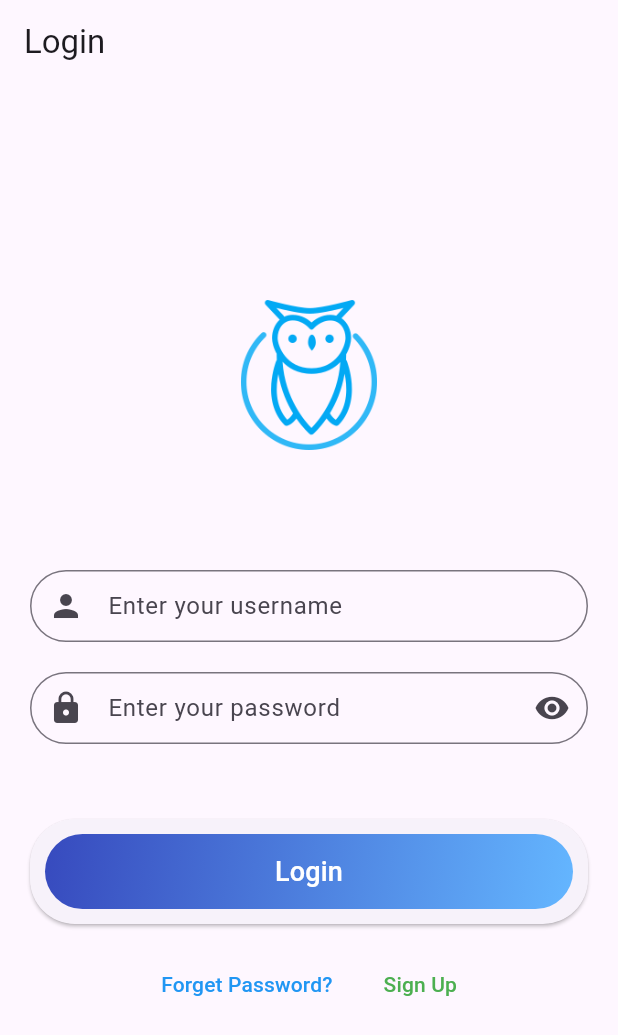
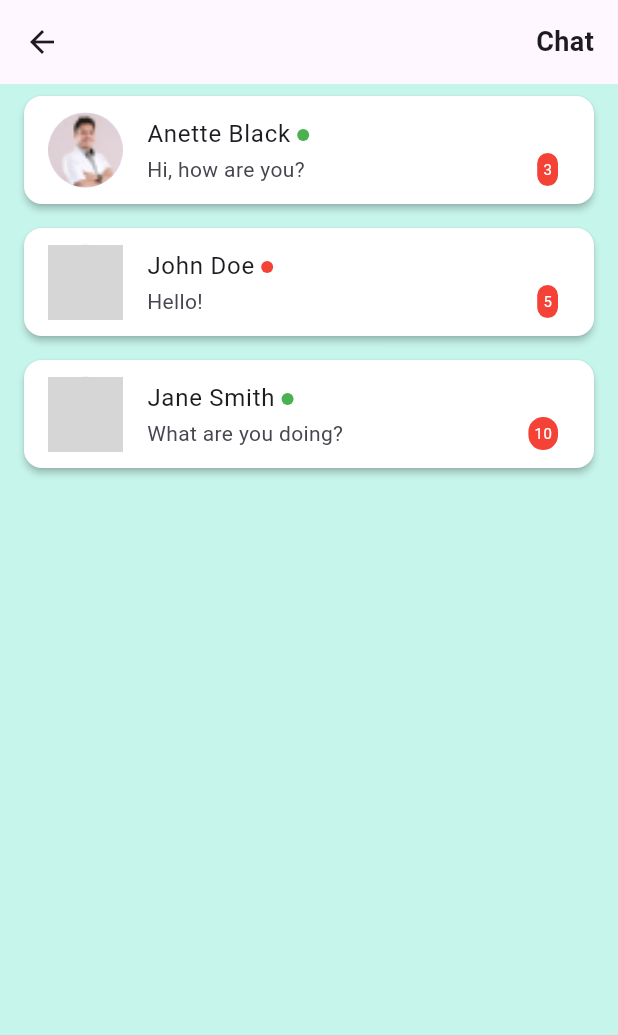
Before and after one commit to AhmadArifff/TranquilApp, a Flutter app: the screen it shows after launch, on a phone screen of 412 x 824 dp. Shown: the top 1035 px of the screen. Run offline on Flutter 3.47's test engine with Material 3 defaults, Android fonts, the phone set to English and light mode, and no system bars; our stand-ins replace carousel_slider; grey boxes are pictures that could not be loaded.

Commit message:
chatlistscreen & chatscreen

```diff
--- a/lib/main.dart
+++ b/lib/main.dart
@@ -2,6 +2,8 @@ import 'package:flutter/material.dart';
 import 'package:provider/provider.dart';
 import 'package:TranquilApp/screens/login_screen.dart';
 import 'package:TranquilApp/screens/sidebar.dart';
+import 'package:TranquilApp/screens/chat_screen.dart';
+import 'package:TranquilApp/screens/chatlist_screen.dart';
 // import 'package:TranquilApp/screens/test_screen.dart';
 
 void main() {
@@ -20,9 +22,10 @@ class MyApp extends StatelessWidget {
   @override
   Widget build(BuildContext context) {
     return MaterialApp(
+      debugShowCheckedModeBanner: false,
       title: 'Your App Title',
-      home: LoginScreen(),
-      // home: DashboardScreen(),
+      // home: LoginScreen(),
+      home: ChatListScreen(),
     );
   }
 }
--- /dev/null
+++ b/lib/screens/chatlist_screen.dart
@@ -0,0 +1,132 @@
+import 'package:flutter/material.dart';
+import 'package:TranquilApp/screens/chat_screen.dart';
+
+class ChatListScreen extends StatelessWidget {
+  @override
+  Widget build(BuildContext context) {
+    return Scaffold(
+      appBar: AppBar(
+        leading: IconButton(
+          icon: Icon(Icons.arrow_back),
+          onPressed: () {
+            Navigator.pop(context); // Tambahkan logika untuk kembali
+          },
+        ),
+        actions: [
+          Padding(
+            padding: const EdgeInsets.only(right: 16.0),
+            child: Center(
+              child: Text(
+                'Chat',
+                style: TextStyle(
+                  fontSize: 18,
+                  fontWeight: FontWeight.bold,
+                ),
+              ),
+            ),
+          ),
+        ],
+      ),
+      backgroundColor: const Color(0xFFC6F5EB),
+      body: ListView(
+        children: [
+          ChatContactCard(
+            name: 'Anette Black ',
+            image: 'lib/assets/Avatar/annetteblack.png',
+            lastMessage: 'Hi, how are you?',
+            isOnline: true,
+            unreadMessages: 3,
+          ),
+          ChatContactCard(
+            name: 'John Doe ',
+            image: 'lib/assets/Avatar/johndoe.png',
+            lastMessage: 'Hello!',
+            isOnline: false,
+            unreadMessages: 5,
+          ),
+          ChatContactCard(
+            name: 'Jane Smith ',
+            image: 'lib/assets/Avatar/janesmith.png',
+            lastMessage: 'What are you doing?',
+            isOnline: true,
+            unreadMessages: 10,
+          ),
+        ],
+      ),
+    );
+  }
+}
+
+class ChatContactCard extends StatelessWidget {
+  final String name;
+  final String image;
+  final String lastMessage;
+  final bool isOnline;
+  final int unreadMessages; // Tambahkan property untuk jumlah pesan yang belum dibalas
+
+  ChatContactCard({
+    required this.name,
+    required this.image,
+    required this.lastMessage,
+    required this.isOnline,
+    this.unreadMessages = 0, // Defaultnya tidak ada pesan yang belum dibalas
+  });
+
+  @override
+  Widget build(BuildContext context) {
+    return Card(
+      color: Colors.white,
+      elevation: 2,
+      margin: EdgeInsets.symmetric(vertical: 8, horizontal: 16),
+      child: ListTile(
+        leading: CircleAvatar(
+          radius: 25,
+          backgroundImage: AssetImage(image),
+        ),
+        title: Row(
+          mainAxisAlignment: MainAxisAlignment.start,
+          children: [
+            Text(name),
+            Container(
+              width: 8,
+              height: 8,
+              decoration: BoxDecoration(
+                color: isOnline ? Colors.green : Colors.red,
+                shape: BoxShape.circle,
+              ),
+            ),
+          ],
+        ),
+        subtitle: Row(
+          mainAxisAlignment: MainAxisAlignment.spaceBetween,
+          children: [
+            Text(lastMessage),
+            if (unreadMessages > 0)
+              Container(
+                padding: EdgeInsets.all(4),
+                decoration: BoxDecoration(
+                  color: Colors.red,
+                  borderRadius: BorderRadius.circular(12),
+                ),
+                child: Text(
+                  '$unreadMessages',
+                  style: TextStyle(
+                    color: Colors.white,
+                    fontSize: 10,
+                  ),
+                ),
+              ),
+          ],
+        ),
+        onTap: () {
+          Navigator.push(
+            context,
+            MaterialPageRoute(
+              builder: (context) => ChatScreen(contactName: name),
+            ),
+          );
+        },
+      ),
+    );
+  }
+}
--- a/pubspec.yaml
+++ b/pubspec.yaml
@@ -61,6 +61,7 @@ flutter:
   uses-material-design: true
   assets:
     - lib/assets/logo.png
+    - lib/assets/Avatar/annetteblack.png
 
   # To add assets to your application, add an assets section, like this:
   # assets:
```
Also changed, not shown: lib/screens/chat_screen.dart (added, +171 -0 lines), lib/assets/Avatar/annetteblack.png (added).
